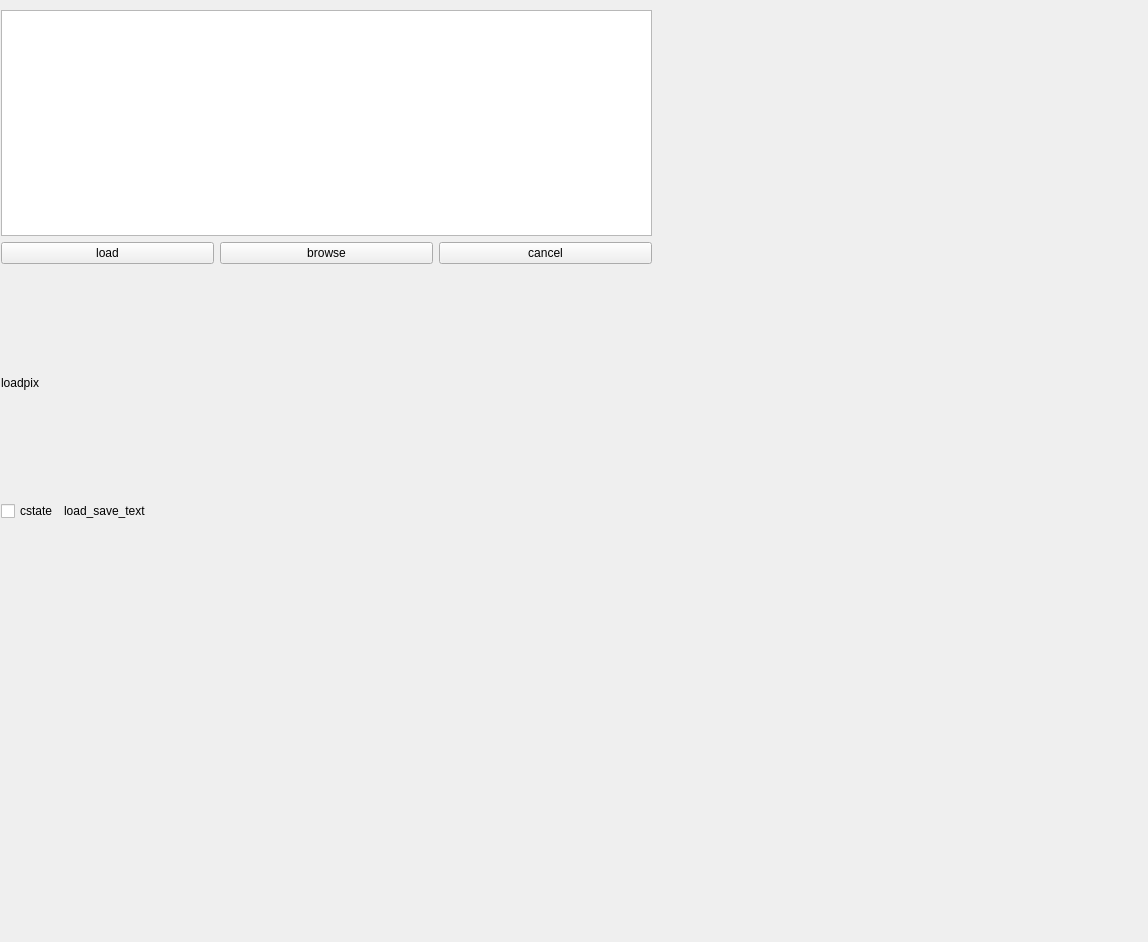
First picture: the form in client/page_load.ui, repository longturn/freeciv21, before the edit.
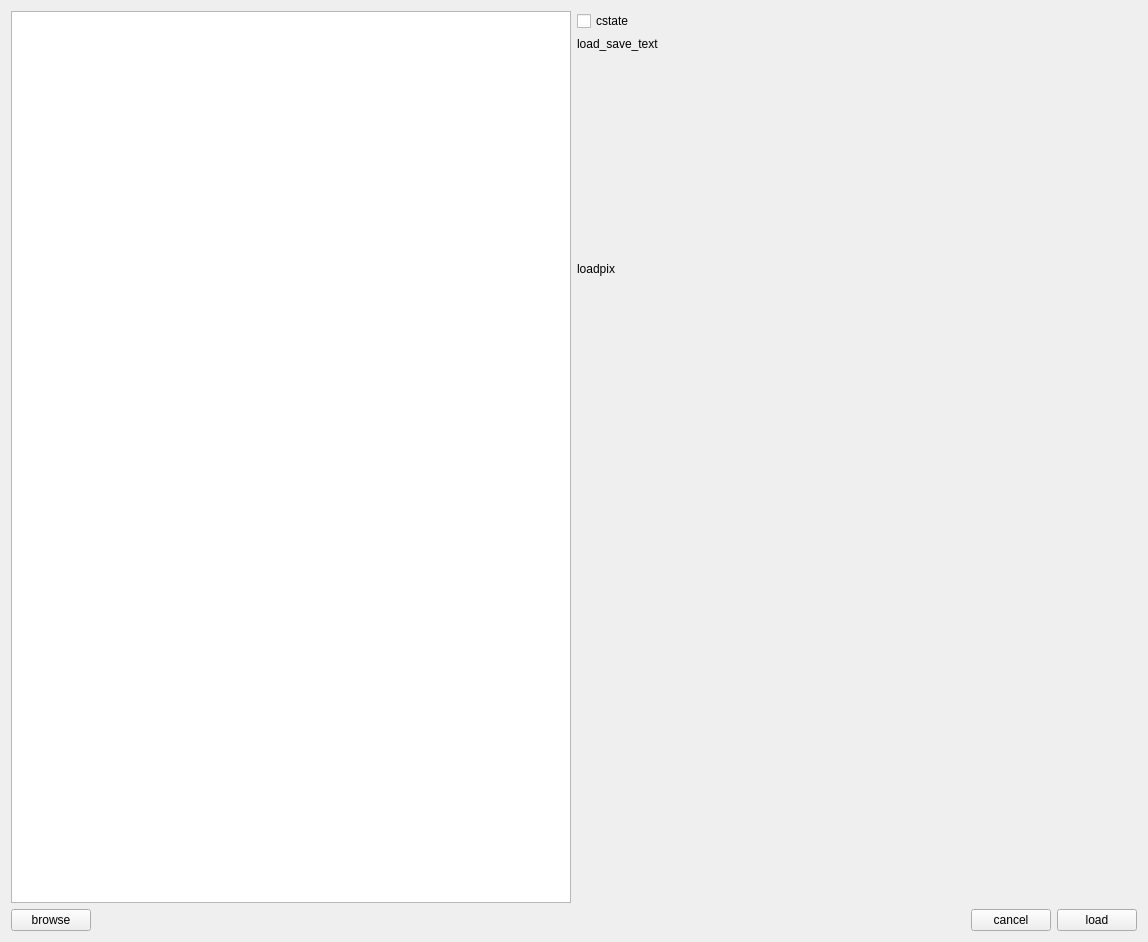
Second picture: the form after the edit.

Commit message:
Improve the layout of page_load
Less jumping around = better UX.

```diff
--- a/client/page_load.ui
+++ b/client/page_load.ui
@@ -19,20 +19,59 @@
   <property name="windowTitle">
    <string>Form</string>
   </property>
-  <widget class="QWidget" name="verticalLayoutWidget_2">
-   <property name="geometry">
-    <rect>
-     <x>1</x>
-     <y>10</y>
-     <width>651</width>
-     <height>511</height>
-    </rect>
-   </property>
-   <layout class="QVBoxLayout" name="vertLayout">
-    <item>
+  <layout class="QGridLayout" name="gridLayout">
+   <item row="0" column="0">
+    <layout class="QGridLayout" name="gridLayout_2">
+     <item row="0" column="1">
+      <widget class="QCheckBox" name="show_preview">
+       <property name="text">
+        <string>cstate</string>
+       </property>
+      </widget>
+     </item>
+     <item row="1" column="1">
+      <widget class="QLabel" name="load_save_text">
+       <property name="sizePolicy">
+        <sizepolicy hsizetype="Preferred" vsizetype="Preferred">
+         <horstretch>0</horstretch>
+         <verstretch>0</verstretch>
+        </sizepolicy>
+       </property>
+       <property name="text">
+        <string>load_save_text</string>
+       </property>
+      </widget>
+     </item>
+     <item row="2" column="1">
+      <widget class="QLabel" name="load_pix">
+       <property name="sizePolicy">
+        <sizepolicy hsizetype="Preferred" vsizetype="MinimumExpanding">
+         <horstretch>0</horstretch>
+         <verstretch>0</verstretch>
+        </sizepolicy>
+       </property>
+       <property name="text">
+        <string>loadpix</string>
+       </property>
+      </widget>
+     </item>
+     <item row="3" column="1">
+      <spacer name="verticalSpacer_2">
+       <property name="orientation">
+        <enum>Qt::Vertical</enum>
+       </property>
+       <property name="sizeHint" stdset="0">
+        <size>
+         <width>20</width>
+         <height>40</height>
+        </size>
+       </property>
+      </spacer>
+     </item>
+     <item row="0" column="0" rowspan="4">
      <widget class="QTableWidget" name="saves_load">
       <property name="sizePolicy">
-       <sizepolicy hsizetype="Preferred" vsizetype="MinimumExpanding">
+        <sizepolicy hsizetype="Preferred" vsizetype="Expanding">
         <horstretch>0</horstretch>
         <verstretch>0</verstretch>
        </sizepolicy>
@@ -63,15 +102,10 @@
       </attribute>
      </widget>
     </item>
-    <item>
+    </layout>
+   </item>
+   <item row="1" column="0">
      <layout class="QHBoxLayout" name="horizontalLayout">
-      <item>
-       <widget class="QPushButton" name="bload">
-        <property name="text">
-         <string>load</string>
-        </property>
-       </widget>
-      </item>
       <item>
        <widget class="QPushButton" name="bbrowse">
         <property name="text">
@@ -79,6 +113,19 @@
         </property>
        </widget>
       </item>
+     <item>
+      <spacer name="horizontalSpacer">
+       <property name="orientation">
+        <enum>Qt::Horizontal</enum>
+       </property>
+       <property name="sizeHint" stdset="0">
+        <size>
+         <width>40</width>
+         <height>20</height>
+        </size>
+       </property>
+      </spacer>
+     </item>
       <item>
        <widget class="QPushButton" name="bcancel">
         <property name="text">
@@ -86,47 +133,16 @@
         </property>
        </widget>
       </item>
-     </layout>
-    </item>
     <item>
-     <widget class="QLabel" name="load_pix">
-      <property name="sizePolicy">
-       <sizepolicy hsizetype="Preferred" vsizetype="MinimumExpanding">
-        <horstretch>0</horstretch>
-        <verstretch>0</verstretch>
-       </sizepolicy>
-      </property>
+      <widget class="QPushButton" name="bload">
       <property name="text">
-       <string>loadpix</string>
+        <string>load</string>
       </property>
      </widget>
     </item>
-    <item>
-     <layout class="QHBoxLayout" name="horizontalLayout_2">
-      <item>
-       <widget class="QCheckBox" name="show_preview">
-        <property name="text">
-         <string>cstate</string>
-        </property>
-       </widget>
-      </item>
-      <item>
-       <widget class="QLabel" name="load_save_text">
-        <property name="sizePolicy">
-         <sizepolicy hsizetype="Expanding" vsizetype="Preferred">
-          <horstretch>0</horstretch>
-          <verstretch>0</verstretch>
-         </sizepolicy>
-        </property>
-        <property name="text">
-         <string>load_save_text</string>
-        </property>
-       </widget>
-      </item>
      </layout>
     </item>
    </layout>
-  </widget>
  </widget>
  <resources/>
  <connections/>
```
Lines whose indentation alone changed are shown as unchanged. The commit also changes 1 other file.
